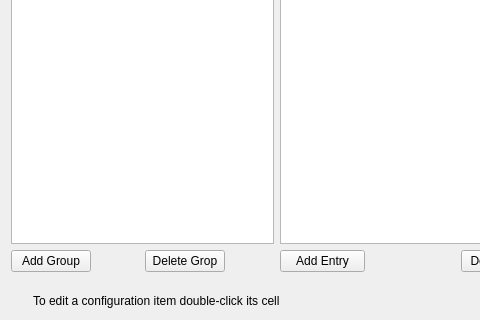
Before: the Qt Designer form editors/kconfigxt/kconfigxteditor.ui in KDE/plasma-sdk, drawn with Qt 5; both pictures show x 0 to 480 and y 254 to 574 of the 648 by 574 pixel window.
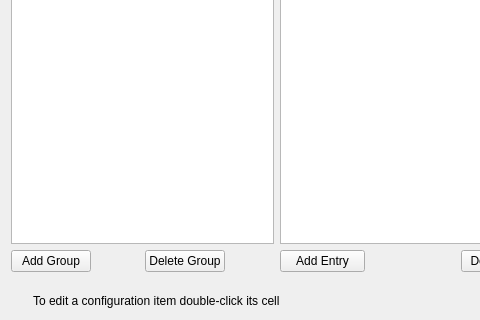
After: the same form once the commit is applied. Custom widgets are drawn as their Qt base class.

```diff
--- a/editors/kconfigxt/kconfigxteditor.ui
+++ b/editors/kconfigxt/kconfigxteditor.ui
@@ -114,7 +114,7 @@
      <item row="1" column="2">
       <widget class="KPushButton" name="pbDeleteGroup">
        <property name="text">
-        <string>Delete Grop</string>
+        <string>Delete Group</string>
        </property>
       </widget>
      </item>
```
